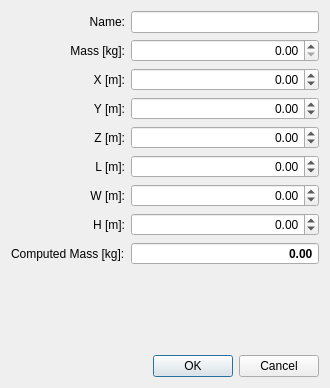
Old version of the form mscsim-mass/src/gui/DialogEdit.ui in the repository marek-cel/mscsim-tools.
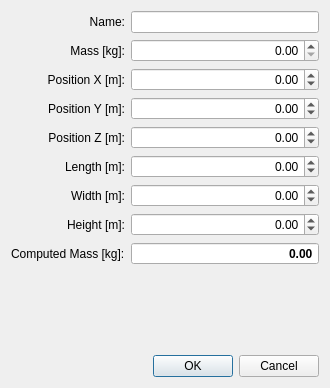
New version of the form.

```diff
--- a/mscsim-mass/src/gui/DialogEdit.ui
+++ b/mscsim-mass/src/gui/DialogEdit.ui
@@ -30,7 +30,7 @@
    <item row="4" column="0">
     <widget class="QLabel" name="label_Z">
      <property name="text">
-      <string>Z [m]:</string>
+      <string>Position Z [m]:</string>
      </property>
      <property name="alignment">
       <set>Qt::AlignRight|Qt::AlignTrailing|Qt::AlignVCenter</set>
@@ -123,7 +123,7 @@
    <item row="3" column="0">
     <widget class="QLabel" name="label_Y">
      <property name="text">
-      <string>Y [m]:</string>
+      <string>Position Y [m]:</string>
      </property>
      <property name="alignment">
       <set>Qt::AlignRight|Qt::AlignTrailing|Qt::AlignVCenter</set>
@@ -136,7 +136,7 @@
    <item row="5" column="0">
     <widget class="QLabel" name="label_L">
      <property name="text">
-      <string>L [m]:</string>
+      <string>Length [m]:</string>
      </property>
      <property name="alignment">
       <set>Qt::AlignRight|Qt::AlignTrailing|Qt::AlignVCenter</set>
@@ -178,7 +178,7 @@
    <item row="6" column="0">
     <widget class="QLabel" name="label_W">
      <property name="text">
-      <string>W [m]:</string>
+      <string>Width [m]:</string>
      </property>
      <property name="alignment">
       <set>Qt::AlignRight|Qt::AlignTrailing|Qt::AlignVCenter</set>
@@ -207,7 +207,7 @@
    <item row="2" column="0">
     <widget class="QLabel" name="label_X">
      <property name="text">
-      <string>X [m]:</string>
+      <string>Position X [m]:</string>
      </property>
      <property name="alignment">
       <set>Qt::AlignRight|Qt::AlignTrailing|Qt::AlignVCenter</set>
@@ -220,7 +220,7 @@
    <item row="7" column="0">
     <widget class="QLabel" name="label_H">
      <property name="text">
-      <string>H [m]:</string>
+      <string>Height [m]:</string>
      </property>
      <property name="alignment">
       <set>Qt::AlignRight|Qt::AlignTrailing|Qt::AlignVCenter</set>
```
Left out of the diff: 11 changed lines with no effect on the pictures.
